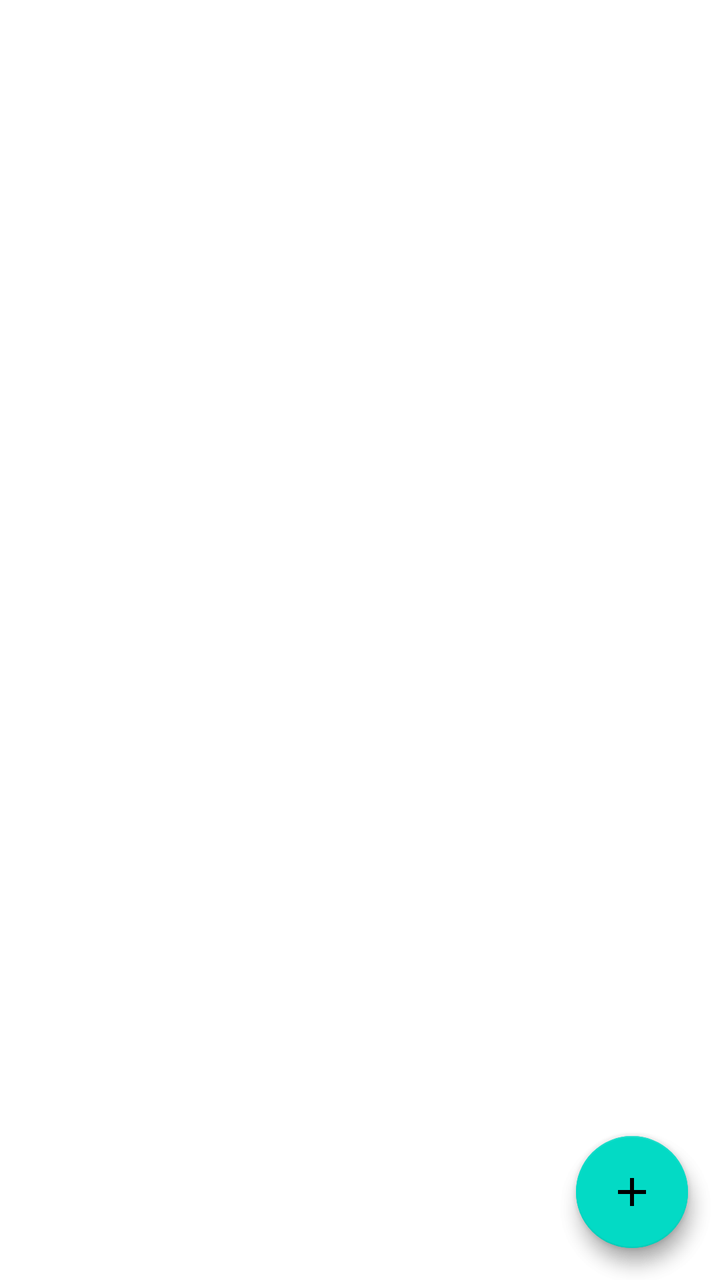
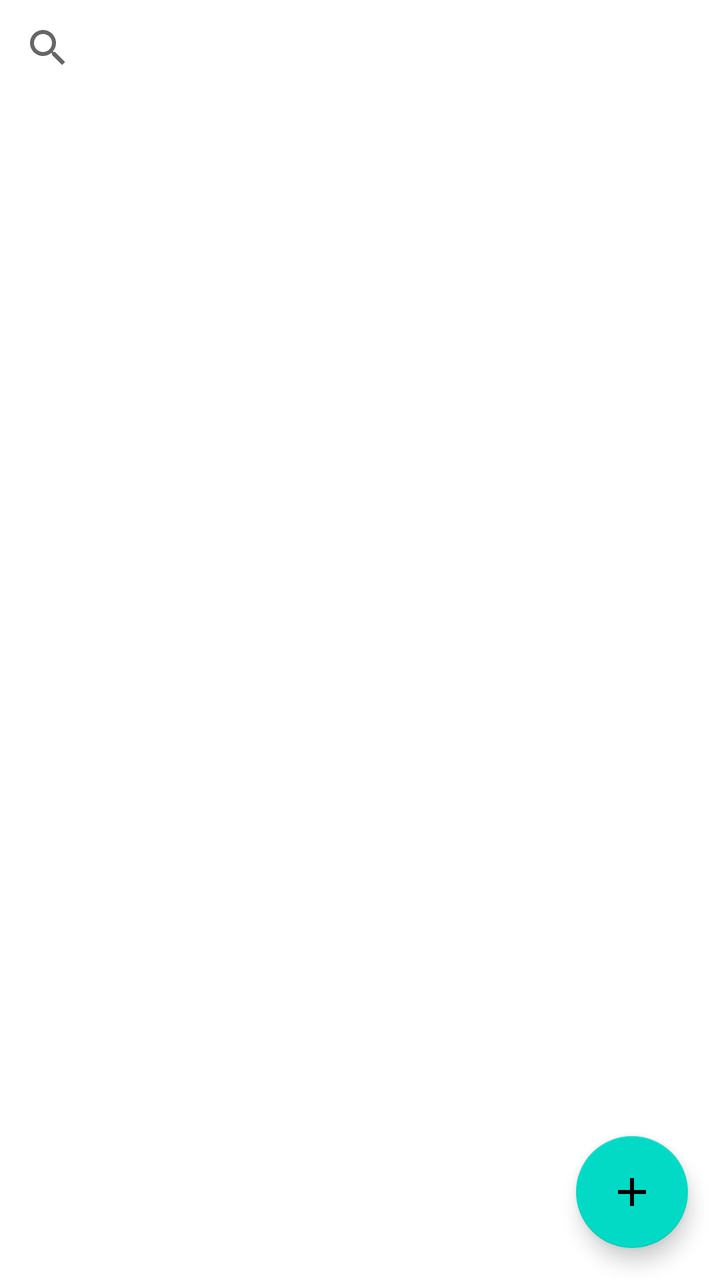

Compare the two renders of this Android layout. The source of the first and the diff that turns it into the second are given below.
<!-- AndroidManifest.xml: application theme Theme.AplicacionIncidencias -->
<!-- res/layout/activity_usuario.xml -->
<?xml version="1.0" encoding="utf-8"?>
<androidx.constraintlayout.widget.ConstraintLayout xmlns:android="http://schemas.android.com/apk/res/android"
    xmlns:app="http://schemas.android.com/apk/res-auto"
    xmlns:tools="http://schemas.android.com/tools"
    android:id="@+id/main"
    android:layout_width="match_parent"
    android:layout_height="match_parent"
    tools:context=".Usuario.ActivityUsuario">

    <ListView
        android:id="@+id/ListaUsuario"
        android:layout_width="match_parent"
        android:layout_height="match_parent"></ListView>

    <com.google.android.material.floatingactionbutton.FloatingActionButton
        android:id="@+id/fabAñadirSala"
        android:layout_width="wrap_content"
        android:layout_height="wrap_content"
        android:layout_gravity="end|bottom"
        android:layout_margin="16dp"
        android:layout_marginEnd="16dp"
        android:layout_marginBottom="64dp"
        android:contentDescription="@string/submit"
        android:src="@drawable/plus"
        app:layout_constraintBottom_toBottomOf="parent"
        app:layout_constraintEnd_toEndOf="parent" />
    <com.google.android.material.floatingactionbutton.FloatingActionButton
        android:id="@+id/fabAñadirUsuario"
        android:layout_width="wrap_content"
        android:layout_height="wrap_content"
        android:layout_gravity="end|bottom"
        android:layout_margin="16dp"
        android:layout_marginEnd="16dp"
        android:layout_marginBottom="64dp"
        android:contentDescription="@string/submit"
        android:src="@drawable/plus"
        app:layout_constraintBottom_toBottomOf="parent"
        app:layout_constraintEnd_toEndOf="parent" />
</androidx.constraintlayout.widget.ConstraintLayout>
<!-- resources referenced by this layout -->
<resources>
  <!-- drawable plus (drawable) -->
  <vector xmlns:android="http://schemas.android.com/apk/res/android"
      android:width="24dp"
      android:height="24dp"
      android:viewportWidth="24"
      android:viewportHeight="24">
    <path
        android:fillColor="#FF000000"
        android:pathData="M19,13H13V19H11V13H5V11H11V5H13V11H19V13Z"/>
  </vector>
  <string name="submit">Añadiendo nuevo  </string>
  <style name="Theme.AplicacionIncidencias" parent="Theme.MaterialComponents.DayNight.DarkActionBar">
          
          <item name="colorPrimary">@color/purple_500</item>
          <item name="colorPrimaryVariant">@color/purple_700</item>
          <item name="colorOnPrimary">@color/white</item>
          
          <item name="colorSecondary">@color/teal_200</item>
          <item name="colorSecondaryVariant">@color/teal_700</item>
          <item name="colorOnSecondary">@color/black</item>
          
          <item name="android:statusBarColor">?attr/colorPrimaryVariant</item>
          
      </style>
  <color name="purple_500">#FF6200EE</color>
  <color name="purple_700">#FF3700B3</color>
  <color name="white">#FFFFFFFF</color>
  <color name="teal_200">#FF03DAC5</color>
  <color name="teal_700">#FF018786</color>
  <color name="black">#FF000000</color>
</resources>

<!-- the commit's change to res/layout/activity_usuario.xml (unified diff, before → after) -->
@@ -7,23 +7,14 @@
     android:layout_height="match_parent"
     tools:context=".Usuario.ActivityUsuario">
 
-    <ListView
-        android:id="@+id/ListaUsuario"
+    <SearchView
+        android:id="@+id/sVUsuario"
         android:layout_width="match_parent"
-        android:layout_height="match_parent"></ListView>
+        android:layout_height="wrap_content"
+        app:layout_constraintStart_toStartOf="parent"
+        app:layout_constraintTop_toTopOf="parent" />
 
-    <com.google.android.material.floatingactionbutton.FloatingActionButton
-        android:id="@+id/fabAñadirSala"
-        android:layout_width="wrap_content"
-        android:layout_height="wrap_content"
-        android:layout_gravity="end|bottom"
-        android:layout_margin="16dp"
-        android:layout_marginEnd="16dp"
-        android:layout_marginBottom="64dp"
-        android:contentDescription="@string/submit"
-        android:src="@drawable/plus"
-        app:layout_constraintBottom_toBottomOf="parent"
-        app:layout_constraintEnd_toEndOf="parent" />
+
     <com.google.android.material.floatingactionbutton.FloatingActionButton
         android:id="@+id/fabAñadirUsuario"
         android:layout_width="wrap_content"
@@ -36,4 +27,11 @@
         android:src="@drawable/plus"
         app:layout_constraintBottom_toBottomOf="parent"
         app:layout_constraintEnd_toEndOf="parent" />
+
+    <ListView
+        android:id="@+id/ListaUsuario"
+        android:layout_width="410dp"
+        android:layout_height="683dp"
+        app:layout_constraintStart_toStartOf="parent"
+        app:layout_constraintTop_toBottomOf="@id/sVUsuario"/>
 </androidx.constraintlayout.widget.ConstraintLayout>
